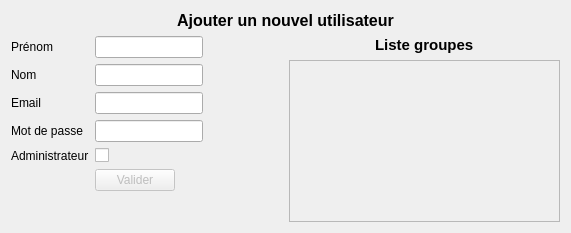
Eraac/EMH-client-lourd, file GUI/createuser.ui: the form before one commit.
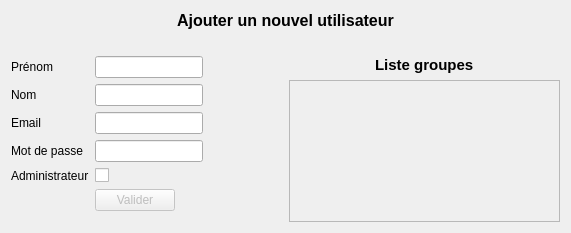
The form after the commit.

Commit message:
Ajout message d'erreur si l'email existe déjà
Dans le cas de la création d’un nouvel utilisateur

```diff
--- a/GUI/createuser.ui
+++ b/GUI/createuser.ui
@@ -33,6 +33,19 @@
        </property>
       </widget>
      </item>
+     <item>
+      <widget class="QLabel" name="message">
+       <property name="styleSheet">
+        <string notr="true">color: red</string>
+       </property>
+       <property name="text">
+        <string/>
+       </property>
+       <property name="alignment">
+        <set>Qt::AlignCenter</set>
+       </property>
+      </widget>
+     </item>
      <item>
       <layout class="QHBoxLayout" name="horizontalLayout">
        <item>
@@ -133,7 +146,7 @@
               <x>0</x>
               <y>0</y>
               <width>262</width>
-              <height>157</height>
+              <height>133</height>
              </rect>
             </property>
            </widget>
```
The commit also changes 1 other file.
